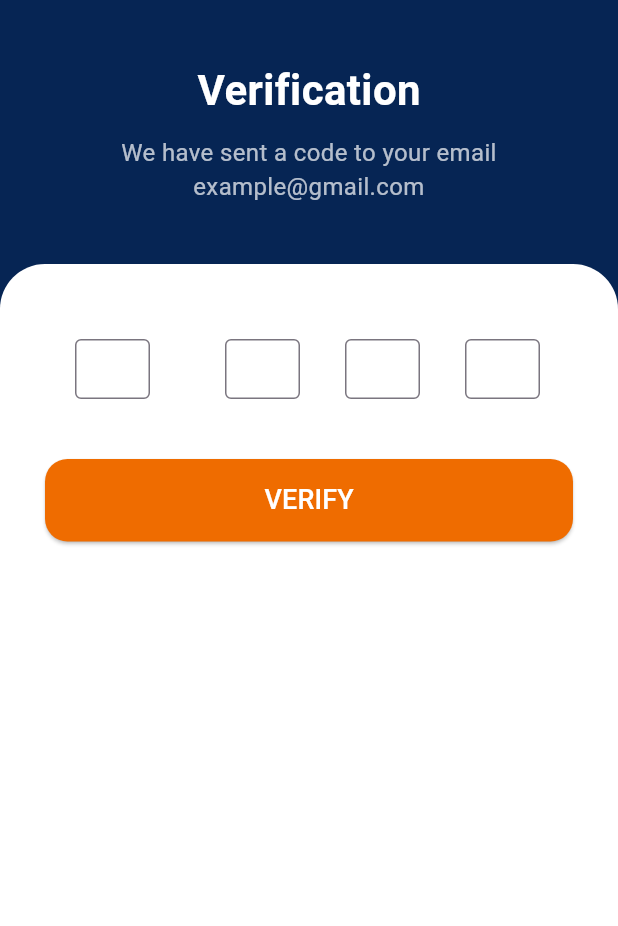
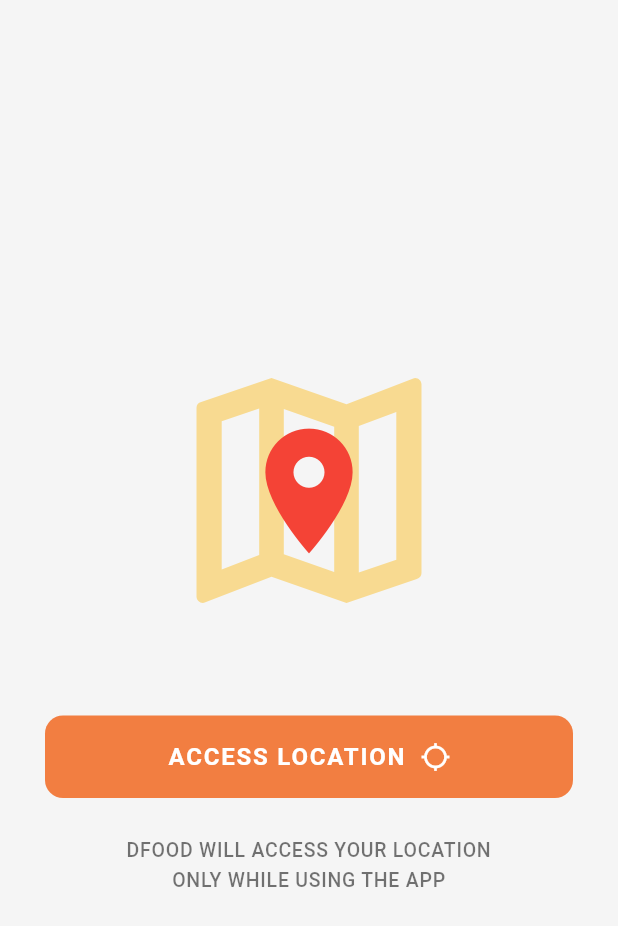
Before and after one commit to royaallam/food_app_flutter, a Flutter app: the VerificationScreen screen opened directly, after a tap on "VERIFY", on a phone screen of 412 x 824 dp. Shown: the top 926 px of the screen. Run offline on Flutter 3.47's test engine with Material 3 defaults, Android fonts, the phone set to English and light mode, and no system bars.

Commit message:
first commit

```diff
--- a/lib/auto/login_screen.dart
+++ b/lib/auto/login_screen.dart
@@ -3,8 +3,8 @@ import 'package:food_aap/auto/forget_password.dart';
 import 'package:food_aap/auto/sing_up_screen.dart';
 import 'package:food_aap/auto/verification_screen%20.dart';
 
-class LoginPage extends StatelessWidget {
-  const LoginPage({super.key});
+class LoginScreen extends StatelessWidget {
+  const LoginScreen({super.key});
 
   @override
   Widget build(BuildContext context) {
--- a/lib/auto/verification_screen .dart
+++ b/lib/auto/verification_screen .dart
@@ -1,4 +1,5 @@
 import 'package:flutter/material.dart';
+import 'package:food_aap/auto/widget_contet/location_me.dart';
 
 
 
@@ -105,7 +106,10 @@ class VerificationScreen extends StatelessWidget {
                     Padding(
                       padding: const EdgeInsets.symmetric(horizontal: 30),
                       child: ElevatedButton(
-                        onPressed: () {},
+                        onPressed: () {
+                          Navigator.of(context).push(
+                  MaterialPageRoute(builder: (context)=>LocationAccessScreen()));
+                        },
                         style: ElevatedButton.styleFrom(
                           backgroundColor: Colors.orange[800],
                           minimumSize: Size(double.infinity, 55),
--- /dev/null
+++ b/lib/auto/widget_contet/location_me.dart
@@ -0,0 +1,86 @@
+import 'package:flutter/material.dart';
+import 'package:food_aap/auto/widget_contet/containt_one.dart';
+
+void main() {
+  runApp(const MaterialApp(home: LocationAccessScreen()));
+}
+
+class LocationAccessScreen extends StatelessWidget {
+  const LocationAccessScreen({super.key});
+
+  @override
+  Widget build(BuildContext context) {
+    return Scaffold(
+      backgroundColor: const Color(0xFFF5F5F5), // لون خلفية هادئ قريب من الصورة
+      body: Center(
+        child: Padding(
+          padding: const EdgeInsets.symmetric(horizontal: 30.0),
+          child: Column(
+            mainAxisAlignment: MainAxisAlignment.center,
+            children: [
+              // الجزء الخاص بالصورة (الخريطة والماركر)
+              // يمكنك استبدال هذا بـ Image.asset إذا كانت لديك الصورة كملف
+              Stack(
+                alignment: Alignment.center,
+                children: [
+                   Icon(Icons.map_outlined, size: 200, color: Colors.yellow.shade700.withOpacity(0.5)),
+                   const Icon(Icons.location_on, size: 100, color: Colors.red),
+                ],
+              ),
+
+              const SizedBox(height: 50),
+
+              // زر الوصول إلى الموقع
+              ElevatedButton(
+                onPressed: () {
+                  // أضف هنا منطق طلب الإذن بالوصول للموقع
+                  Navigator.of(context).push(
+                  MaterialPageRoute(builder: (context)=>ContaintOne()));
+                },
+                style: ElevatedButton.styleFrom(
+                  backgroundColor: const Color(0xFFF27E41), // اللون البرتقالي الموضح
+                  minimumSize: const Size(double.infinity, 55),
+                  shape: RoundedRectangleBorder(
+                    borderRadius: BorderRadius.circular(12),
+                  ),
+                  elevation: 0,
+                ),
+                child: const Row(
+                  mainAxisAlignment: MainAxisAlignment.center,
+                  children: [
+                    Text(
+                      'ACCESS LOCATION',
+                      style: TextStyle(
+                        color: Colors.white,
+                        fontSize: 16,
+                        fontWeight: FontWeight.bold,
+                        letterSpacing: 1.2,
+                      ),
+                    ),
+                    SizedBox(width: 10),
+                    Icon(Icons.location_searching, color: Colors.white, size: 20),
+                  ],
+                ),
+              ),
+
+              const SizedBox(height: 25),
+
+              // النص السفلي
+              const Text(
+                'DFOOD WILL ACCESS YOUR LOCATION\nONLY WHILE USING THE APP',
+                textAlign: TextAlign.center,
+                style: TextStyle(
+                  color: Colors.black54,
+                  fontSize: 13,
+                  fontWeight: FontWeight.w500,
+                  height: 1.5,
+                  letterSpacing: 0.5,
+                ),
+              ),
+            ],
+          ),
+        ),
+      ),
+    );
+  }
+}
--- a/lib/onbarding/onboarding.dart
+++ b/lib/onbarding/onboarding.dart
@@ -64,7 +64,7 @@ class _OnboardingState extends State<Onboarding> {
             onTap: () {
               if(index==2){
                 Navigator.of(context).push(
-                  MaterialPageRoute(builder: (context)=>LoginPage())
+                  MaterialPageRoute(builder: (context)=>LoginScreen())
 
 
 
--- a/pubspec.yaml
+++ b/pubspec.yaml
@@ -65,6 +65,8 @@ flutter:
   - images/3_chef.png
   - images/4_fav.png
   - images/fan_blades.jpeg
+  - images/food_one.jpeg
+  - images/hot_dog.png
 
 
   # An image asset can refer to one or more resolution-specific "variants", see
```
Also changed, not shown: lib/auto/widget_contet/containt_one.dart (added, +156 -0 lines), lib/auto/widget_contet/containt_two.dart (added, +15 -0 lines), images/food_one.jpeg (added), images/hot_dog.png (added).
